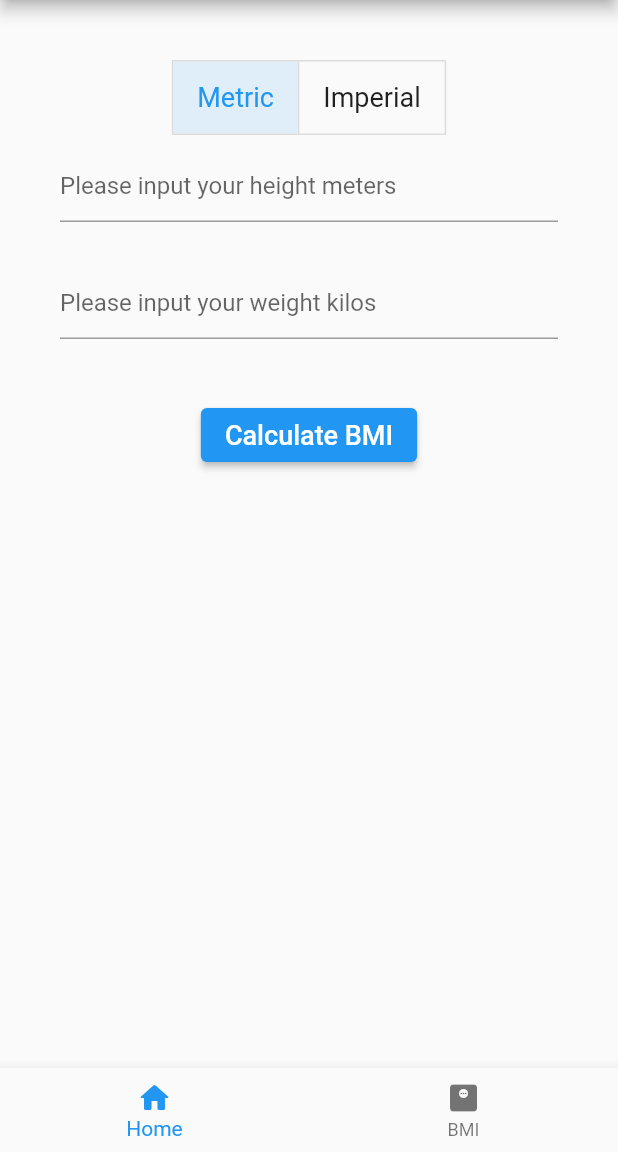
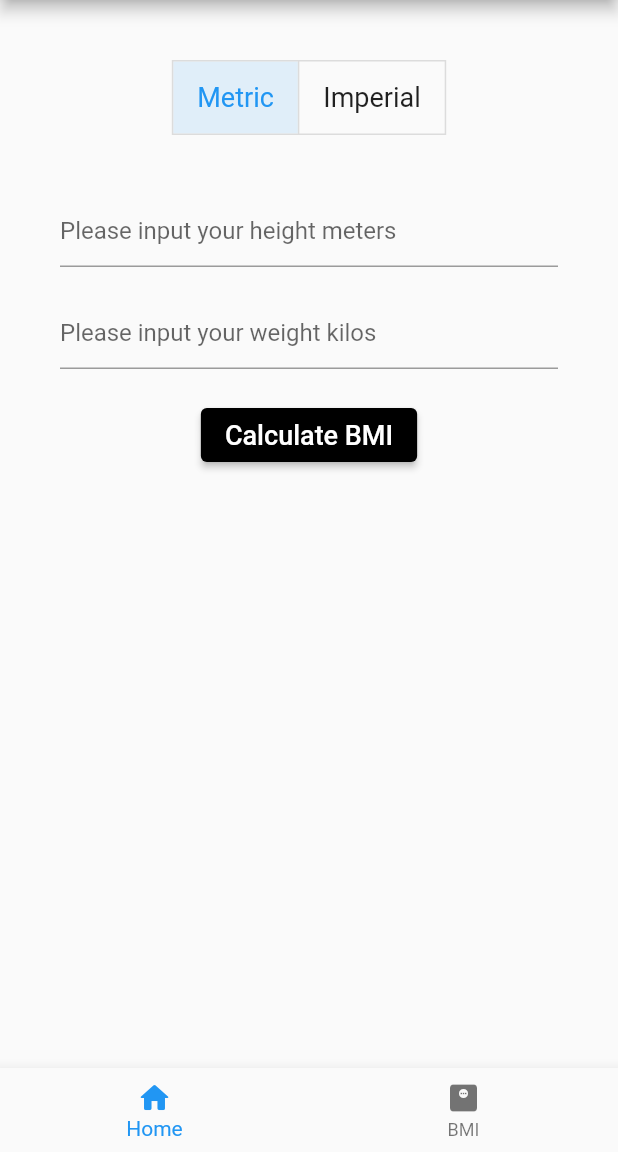
Before and after one commit to samilaxy/flutter_starter, a Flutter app: the BmiScreen screen opened by its route, on a phone screen of 412 x 824 dp, the part 84-1236 px from its top. Run offline on Flutter 3.47's test engine with Material 2 defaults, Android fonts, the phone set to English and light mode, and no system bars; drawn by our look-alikes of flutter_platform_widgets.

Commit message:
Update bmi_screen.dart

```diff
--- a/lib/screens/bmi_screen.dart
+++ b/lib/screens/bmi_screen.dart
@@ -60,7 +60,7 @@ class _BmiScreenState extends State<BmiScreen> {
                           style: TextStyle(fontSize: fontSize)))
                 ], isSelected: isSelected, onPressed: toggleMeasure),
                 Padding(
-                  padding: EdgeInsets.symmetric(vertical: 10),
+                  padding: EdgeInsets.only(top: 40),
                   child: TextField(
                     controller: txtHeight,
                     keyboardType: TextInputType.number,
@@ -77,10 +77,10 @@ class _BmiScreenState extends State<BmiScreen> {
                       decoration: InputDecoration(hintText: weightMessage)),
                 ),
                 Padding(
-                  padding:
-                      const EdgeInsets.symmetric(vertical: 20, horizontal: 10),
+                  padding: const EdgeInsets.symmetric(horizontal: 16),
                   child: PlatformElevatedButton(
                       onPressed: findBMI,
+                      color: Colors.black,
                       child: Text('Calculate BMI',
                           style: TextStyle(fontSize: fontSize))),
                 ),
```
